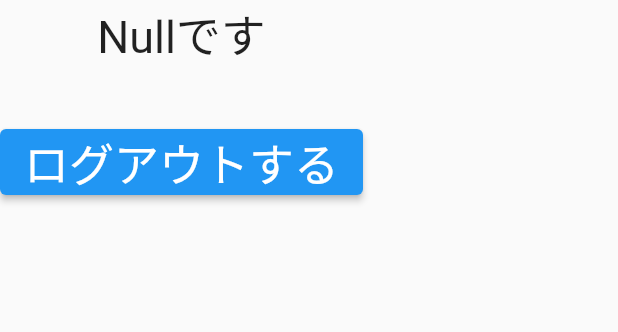
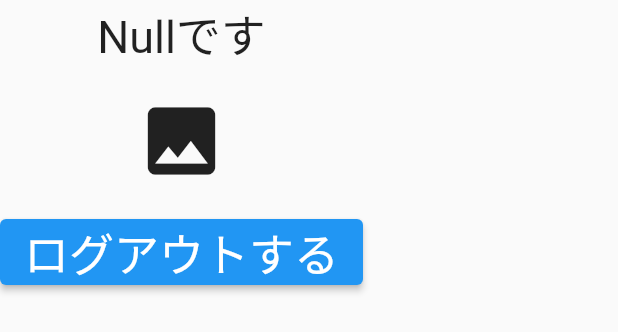
Before and after one commit to Nekoyama141592/text_sns, a Flutter app: the ContentScreen widget shown alone on an empty page, opened directly, on a phone screen of 412 x 824 dp. Shown: the top 332 px of the screen. Run offline on Flutter 3.47's test engine with Material 2 defaults, Android fonts, the phone set to English and light mode, and no system bars; our stand-ins replace cloud_firestore, firebase_auth, firebase_core, firebase_remote_config, flutter_dotenv, fluttertoast and 4 more; missing offline and left inert: minio_new; accounts and stored records are empty; generated files the repository leaves out were written again.

Commit message:
画像を表示しよう

```diff
--- a/lib/controllers/edit_controller.dart
+++ b/lib/controllers/edit_controller.dart
@@ -28,7 +28,7 @@ class EditController extends GetxController {
     // 画像をアップロードする
     final repository = AWSS3Repository();
     final bucket = dotenv.get(EnvKey.AWS_S3_USER_IMAGES_BUCKET.name);
-    const object = "s3-first-image";
+    const object = "s3-second-image.jpg";
     final data = Stream.value(uint8list!);
     final result = await repository.putObject(bucket, object, data);
     result.when(success: (_) async {
--- a/lib/controllers/main_controller.dart
+++ b/lib/controllers/main_controller.dart
@@ -1,5 +1,6 @@
 import 'package:flutter_dotenv/flutter_dotenv.dart';
 import 'package:get/get.dart';
+import 'package:text_sns/controllers/abstract/image_controller.dart';
 import 'package:text_sns/controllers/auth_controller.dart';
 import 'package:text_sns/core/firestore/doc_ref_core.dart';
 import 'package:text_sns/enums/env_key.dart';
@@ -9,12 +10,18 @@ import 'package:text_sns/repository/firestore_repository.dart';
 import 'package:text_sns/typedefs/firestore_typedef.dart';
 import 'package:text_sns/ui_core/ui_helper.dart';
 
-class MainController extends GetxController {
+class MainController extends ImageController {
   static MainController get to => Get.find<MainController>();
   final rxPublicUser = Rx<PublicUser?>(null);
   @override
   void onInit() async {
     await _manageUserInfo();
+    final publicUser = rxPublicUser.value;
+    if (publicUser == null) return;
+    final image = publicUser.typedImage;
+    final bucket = image.bucketName;
+    final object = image.fileName;
+    await getObject(bucket, object);
     super.onInit();
   }
 
--- a/lib/models/public_user/public_user.dart
+++ b/lib/models/public_user/public_user.dart
@@ -1,4 +1,5 @@
 import 'package:freezed_annotation/freezed_annotation.dart';
+import 'package:text_sns/models/moderated_image/moderated_image.dart';
 import 'package:text_sns/typedefs/firestore_typedef.dart';
 
 part 'public_user.freezed.dart';
@@ -16,4 +17,5 @@ abstract class PublicUser implements _$PublicUser {
 
   factory PublicUser.fromJson(Map<String, dynamic> json) =>
       _$PublicUserFromJson(json);
+  ModeratedImage get typedImage => ModeratedImage.fromJson(image);
 }
--- a/lib/view/common/byte_image.dart
+++ b/lib/view/common/byte_image.dart
@@ -4,16 +4,21 @@ import 'package:flutter/material.dart';
 
 class ByteImage extends StatelessWidget {
   const ByteImage({Key? key, required this.bytes}) : super(key: key);
-  final Uint8List bytes;
+  final Uint8List? bytes;
   @override
   Widget build(BuildContext context) {
-    return ClipOval(
+    return bytes == null
+        ? const Icon(
+            Icons.image,
+            size: 60.0,
+          )
+        : ClipOval(
             child: SizedBox(
               width: 60.0,
               height: 60.0,
               child: Align(
                 alignment: Alignment.center,
-          child: Image.memory(bytes),
+                child: Image.memory(bytes!),
               ),
             ),
           );
--- a/lib/view/pages/my_home_page/components/main_screen/components/content_screen.dart
+++ b/lib/view/pages/my_home_page/components/main_screen/components/content_screen.dart
@@ -2,6 +2,7 @@ import 'package:flutter/material.dart';
 import 'package:get/get.dart';
 import 'package:text_sns/controllers/auth_controller.dart';
 import 'package:text_sns/controllers/main_controller.dart';
+import 'package:text_sns/view/common/byte_image.dart';
 
 class ContentScreen extends StatelessWidget {
   const ContentScreen({Key? key}) : super(key: key);
@@ -20,7 +21,9 @@ class ContentScreen extends StatelessWidget {
         const SizedBox(
           height: 20.0,
         ),
-        // TODO: ByteImage(bytes: bytes),
+        Obx(
+          () => ByteImage(bytes: MainController.to.rxUint8list.value),
+        ),
         const SizedBox(
           height: 20.0,
         ),
```
Also changed, not shown: lib/controllers/abstract/image_controller.dart (added, +19 -0 lines). Lines whose indentation alone changed are shown as unchanged.
